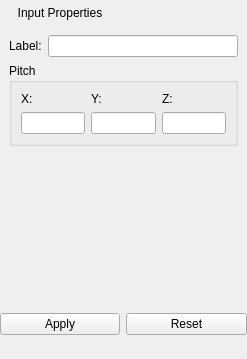
Before: the Qt Designer form Application/qInputPropertiesWidget.ui in Sprunth/RGG, drawn with Qt 5.
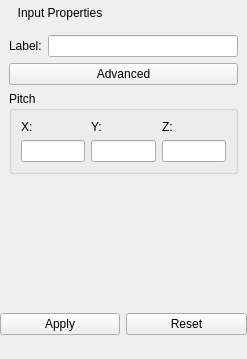
After: the same form once the commit is applied.

```diff
--- a/Application/qInputPropertiesWidget.ui
+++ b/Application/qInputPropertiesWidget.ui
@@ -272,7 +272,7 @@
      </widget>
      <widget class="QWidget" name="pagePinCell">
       <layout class="QGridLayout" name="gridLayout_10">
-       <item row="1" column="0" colspan="2">
+       <item row="2" column="0" colspan="2">
         <widget class="QGroupBox" name="groupBox_3">
          <property name="title">
           <string>Pitch</string>
@@ -311,7 +311,7 @@
          </layout>
         </widget>
        </item>
-       <item row="2" column="1">
+       <item row="3" column="1">
         <spacer name="verticalSpacer_2">
          <property name="orientation">
           <enum>Qt::Vertical</enum>
@@ -334,6 +334,13 @@
        <item row="0" column="1">
         <widget class="QLineEdit" name="PinCellLabel"/>
        </item>
+       <item row="1" column="0" colspan="2">
+        <widget class="QPushButton" name="advancedButton">
+         <property name="text">
+          <string>Advanced</string>
+         </property>
+        </widget>
+       </item>
       </layout>
      </widget>
      <widget class="QWidget" name="pageCylinderPin">
```
